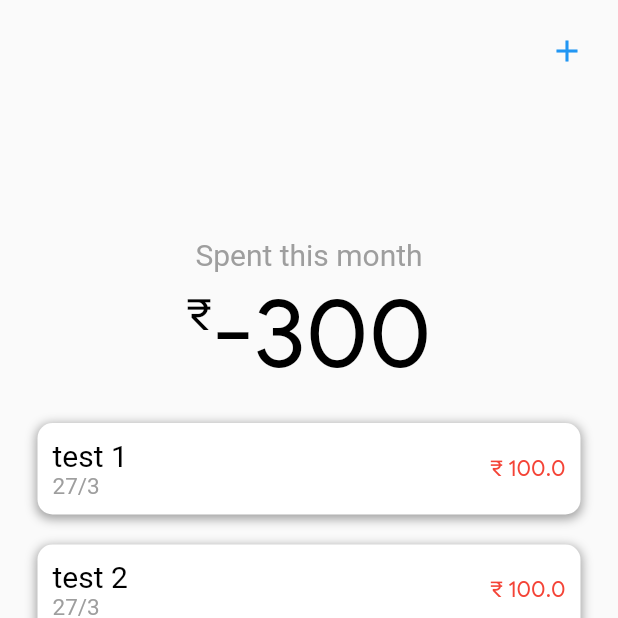
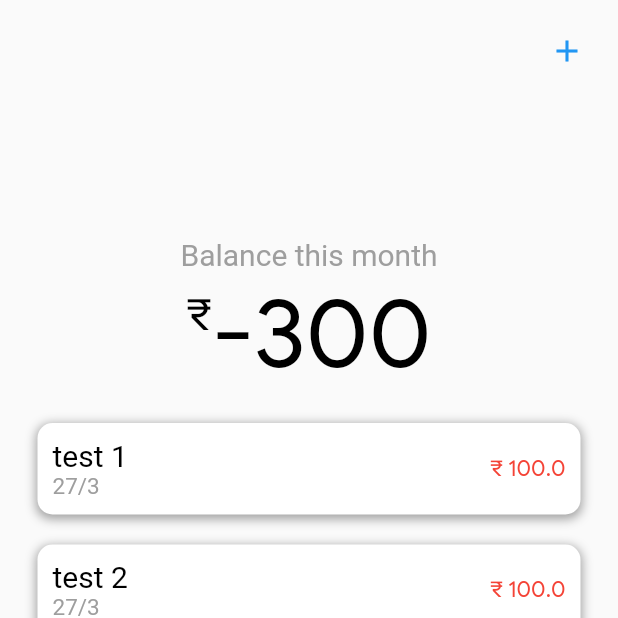
Before and after one commit to shxntanu/Expense-Manager, a Flutter app: the screen it shows after launch, on a phone screen of 412 x 824 dp, the top half of it. Run offline on Flutter 3.47's test engine with Material 2 defaults, Android fonts, the phone set to English and light mode, and no system bars; Roboto replaces fonts that are missing (San Francisco).

Commit message:
Minor UI Change

```diff
--- a/lib/widgets/expense_tracker.dart
+++ b/lib/widgets/expense_tracker.dart
@@ -19,7 +19,7 @@ class ExpenseTracker extends StatelessWidget {
         Container(
           child: Center(
             child: Text(
-              'Spent this month',
+              'Balance this month',
               style: TextStyle(
                 fontFamily: 'San Francisco',
                 fontSize: 20.0,
```
